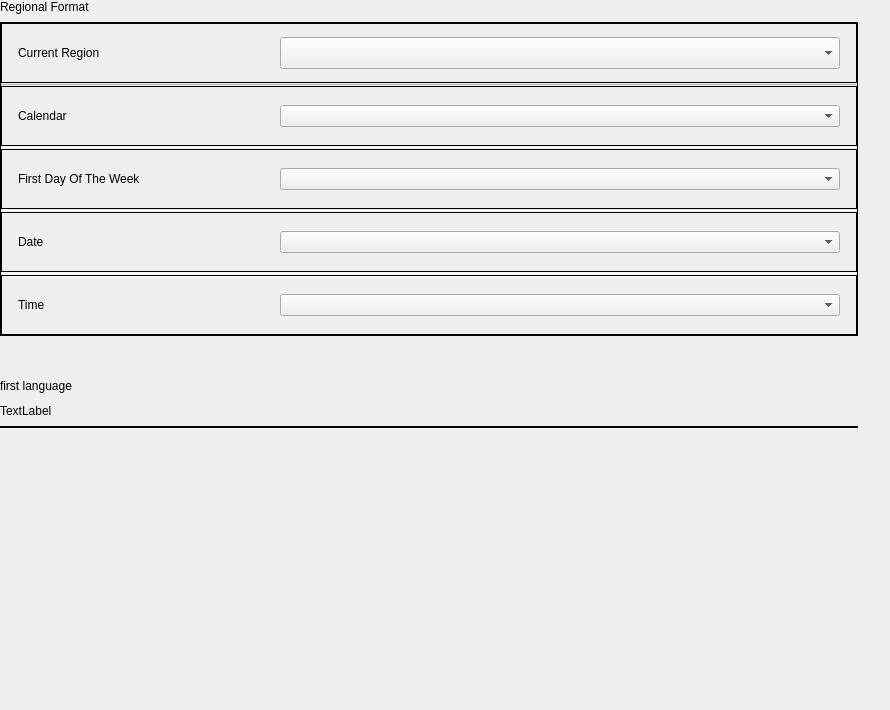
ukui/ukui-control-center, file plugins/time-language/area/area.ui: the form before one commit.
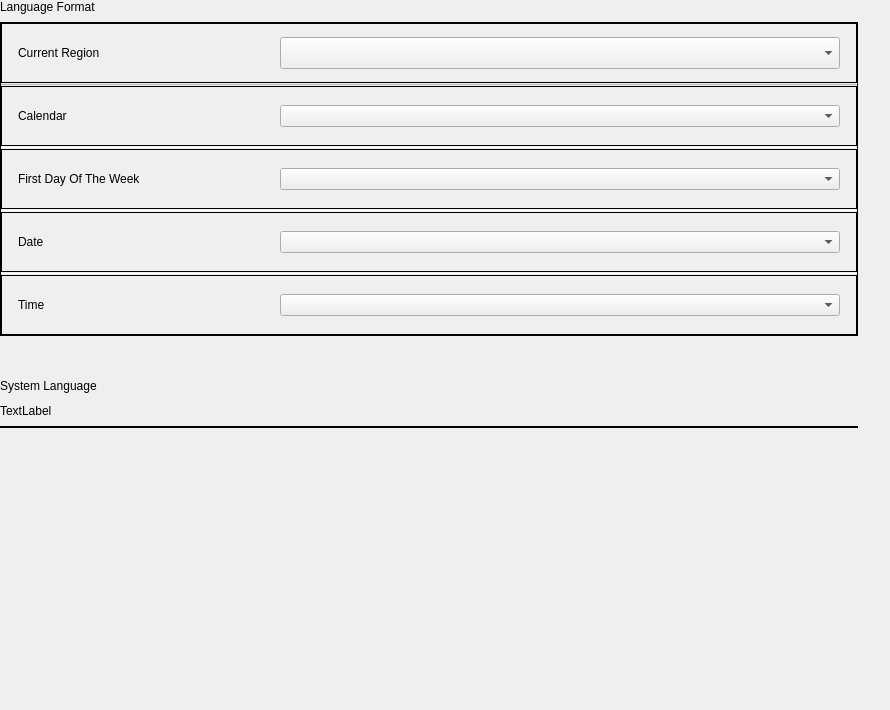
The form after the commit. Custom widgets are drawn as their Qt base class.

Patch:
```diff
--- a/plugins/time-language/area/area.ui
+++ b/plugins/time-language/area/area.ui
@@ -53,7 +53,7 @@
       </size>
      </property>
      <property name="text">
-      <string>Regional Format</string>
+      <string>Language Format</string>
      </property>
     </widget>
    </item>
@@ -565,7 +565,7 @@
         </size>
        </property>
        <property name="text">
-        <string>first language</string>
+        <string>System Language</string>
        </property>
       </widget>
      </item>
```
